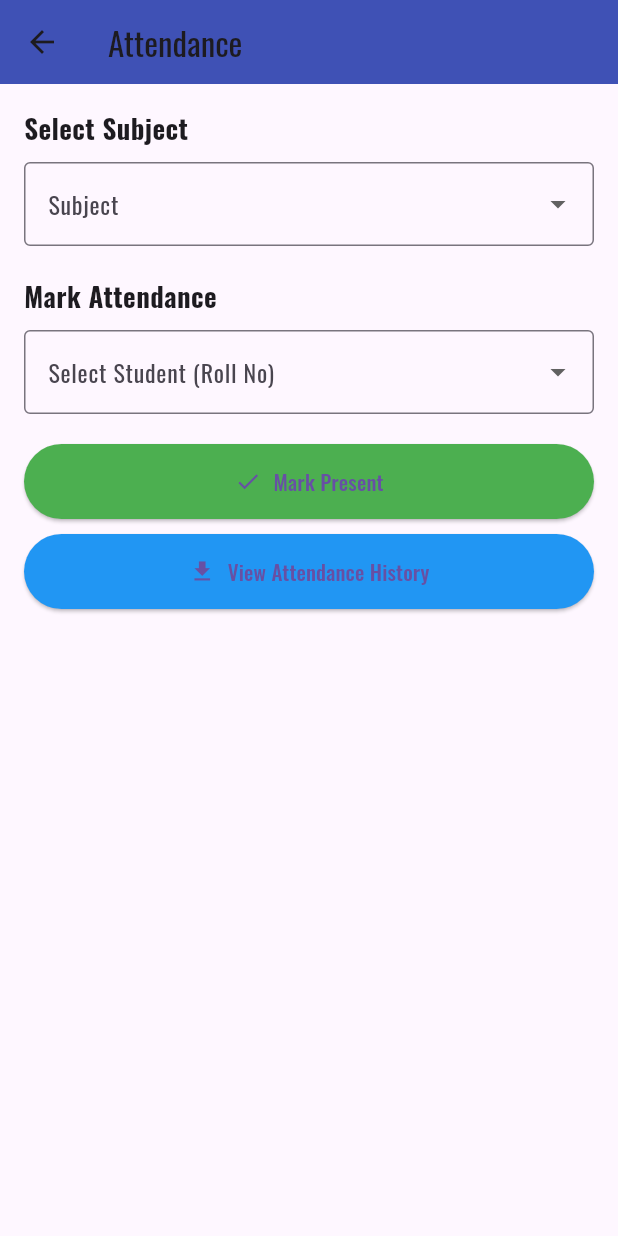
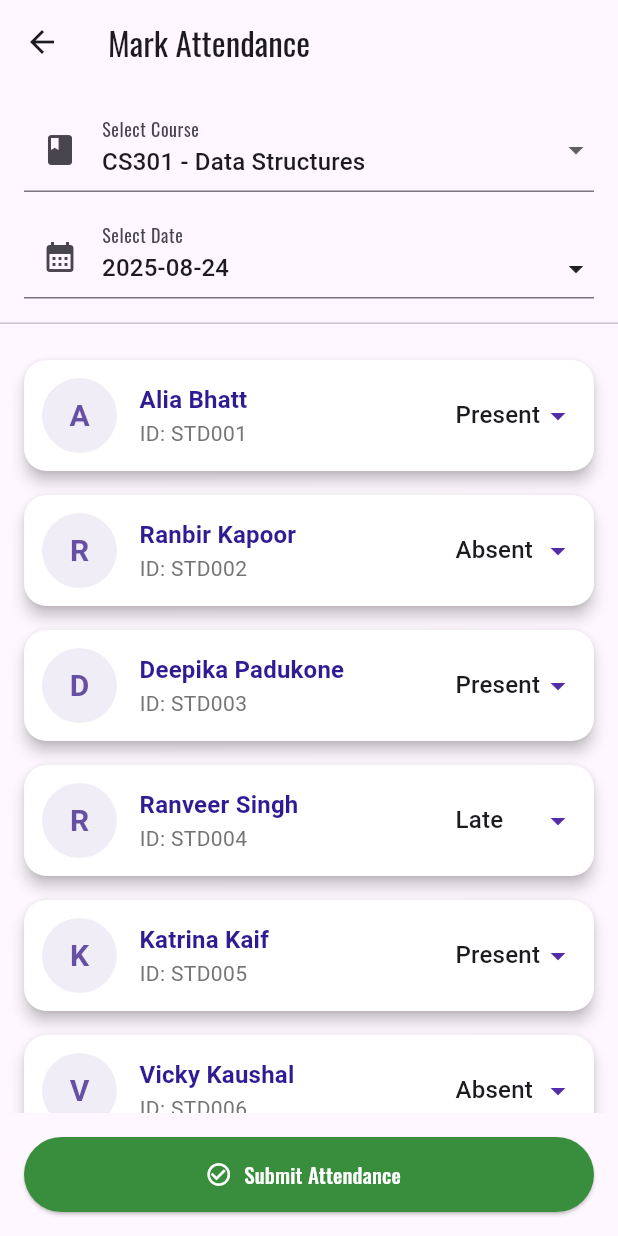
Before and after one commit to AaryanUpadhyayyyy/Paramount--Android-App-for-Educational-Institude, a Flutter app: the AttendancePage screen opened by its route, on a phone screen of 412 x 824 dp. Run offline on Flutter 3.47's test engine with Material 3 defaults, Android fonts, the phone set to English and light mode, and no system bars; Roboto replaces fonts that are missing (Oswald).

Commit message:
Update Attendance.dart

```diff
--- a/lib/Attendance.dart
+++ b/lib/Attendance.dart
@@ -4,153 +4,268 @@ class AttendancePage extends StatefulWidget {
   const AttendancePage({super.key});
 
   @override
-  _AttendancePageState createState() => _AttendancePageState();
+  State<AttendancePage> createState() => _AttendancePageState();
 }
 
 class _AttendancePageState extends State<AttendancePage> {
-  // Dummy data for frontend display
-  final List<String> subjects = ['Math', 'Physics', 'Chemistry'];
-  final List<String> studentNames = ['Rohit Sharma', 'Virat Kohli', 'MS Dhoni'];
-  final List<String> rollNumbers = ['01', '02', '03'];
+  // Dummy data for students, each with an initial attendance status
+  final List<Map<String, dynamic>> _students = [
+    {'id': 'STD001', 'name': 'Alia Bhatt', 'status': 'Present'},
+    {'id': 'STD002', 'name': 'Ranbir Kapoor', 'status': 'Absent'},
+    {'id': 'STD003', 'name': 'Deepika Padukone', 'status': 'Present'},
+    {'id': 'STD004', 'name': 'Ranveer Singh', 'status': 'Late'},
+    {'id': 'STD005', 'name': 'Katrina Kaif', 'status': 'Present'},
+    {'id': 'STD006', 'name': 'Vicky Kaushal', 'status': 'Absent'},
+    {'id': 'STD007', 'name': 'Shah Rukh Khan', 'status': 'Present'},
+    {'id': 'STD008', 'name': 'Salman Khan', 'status': 'Late'},
+  ];
 
-  // Dummy variables to simulate state
-  String? _selectedSubject;
-  String? _selectedSemester;
-  String? _selectedCourse;
-  String? _selectedRollNumber;
+  String _selectedCourse = 'CS301 - Data Structures';
+  final List<String> _courses = [
+    'CS301 - Data Structures',
+    'CS302 - Algorithms',
+    'CS401 - Operating Systems',
+    'CS402 - Database Management',
+  ];
 
-  @override
-  void initState() {
-    super.initState();
-    // No backend initialization needed
-  }
-
-  // This function will now use dummy data
-  Future<void> _fetchAndDisplayAttendance() async {
-    // In a real app, this would fetch data from a database
-    // For now, we are just showing a loading indicator and a message.
-    ScaffoldMessenger.of(context).showSnackBar(
-      const SnackBar(content: Text('Fetching attendance data...')),
-    );
-
-    // Simulate a network delay
-    await Future.delayed(const Duration(seconds: 2));
-
-    ScaffoldMessenger.of(context).showSnackBar(
-      const SnackBar(content: Text('Attendance data loaded!')),
-    );
-  }
-
-  // This function will also use dummy data and not upload anything
-  Future<void> _markAttendance() async {
-    if (_selectedRollNumber == null) {
-      ScaffoldMessenger.of(context).showSnackBar(
-        const SnackBar(content: Text('Please select a student.')),
-      );
-      return;
-    }
-
-    ScaffoldMessenger.of(context).showSnackBar(
-      SnackBar(content: Text('Marking attendance for Roll No: $_selectedRollNumber')),
-    );
-
-    // Simulate a network delay
-    await Future.delayed(const Duration(seconds: 2));
-
-    ScaffoldMessenger.of(context).showSnackBar(
-      const SnackBar(content: Text('Attendance marked successfully!')),
-    );
-  }
+  DateTime _selectedDate = DateTime.now();
 
   @override
   Widget build(BuildContext context) {
     return Scaffold(
       appBar: AppBar(
-        title: const Text('Attendance'),
-        backgroundColor: Colors.indigo,
+        title: const Text('Mark Attendance'),
       ),
-      body: SingleChildScrollView(
+      body: Column(
+        children: [
+          // Course and Date selection
+          _buildCourseAndDateSelector(context),
+          const Divider(height: 1, thickness: 1),
+          // Student list for attendance marking
+          Expanded(
+            child: ListView.builder(
+              padding: const EdgeInsets.all(16.0),
+              itemCount: _students.length,
+              itemBuilder: (context, index) {
+                final student = _students[index];
+                return _buildStudentAttendanceCard(context, student, index);
+              },
+            ),
+          ),
+          // Submit button
+          Padding(
+            padding: const EdgeInsets.all(16.0),
+            child: ElevatedButton.icon(
+              onPressed: () {
+                _submitAttendance(context);
+              },
+              icon: const Icon(Icons.check_circle_outline),
+              label: const Text('Submit Attendance'),
+              style: ElevatedButton.styleFrom(
+                minimumSize: const Size(double.infinity, 50),
+                backgroundColor: Colors.green.shade700,
+                foregroundColor: Colors.white,
+              ),
+            ),
+          ),
+        ],
+      ),
+    );
+  }
+
+  // Course and Date selector UI
+  Widget _buildCourseAndDateSelector(BuildContext context) {
+    return Padding(
       padding: const EdgeInsets.all(16.0),
       child: Column(
-          crossAxisAlignment: CrossAxisAlignment.stretch,
         children: [
-            // Subject Selection
-            const Text(
-              'Select Subject',
-              style: TextStyle(fontSize: 18, fontWeight: FontWeight.bold),
+          // Course Dropdown
+          DropdownButtonFormField<String>(
+            value: _selectedCourse,
+            decoration: const InputDecoration(
+              labelText: 'Select Course',
+              prefixIcon: Icon(Icons.book),
             ),
-            const SizedBox(height: 10),
-            DropdownButtonFormField<String>(
-              value: _selectedSubject,
-              decoration: const InputDecoration(
-                border: OutlineInputBorder(),
-                labelText: 'Subject',
-              ),
-              items: subjects.map((String subject) {
+            items: _courses.map((String course) {
               return DropdownMenuItem<String>(
-                  value: subject,
-                  child: Text(subject),
+                value: course,
+                child: Text(course, style: const TextStyle(fontFamily: 'Oswald')),
               );
             }).toList(),
             onChanged: (String? newValue) {
+              if (newValue != null) {
                 setState(() {
-                  _selectedSubject = newValue;
+                  _selectedCourse = newValue;
                 });
+              }
             },
           ),
+          const SizedBox(height: 15),
+          // Date Picker
+          InkWell(
+            onTap: () => _selectDate(context),
+            child: InputDecorator(
+              decoration: const InputDecoration(
+                labelText: 'Select Date',
+                prefixIcon: Icon(Icons.calendar_month),
+              ),
+              child: Row(
+                mainAxisAlignment: MainAxisAlignment.spaceBetween,
+                children: [
+                  Text(
+                    '${_selectedDate.toLocal()}'.split(' ')[0], // Date format
+                    style: Theme.of(context).textTheme.titleMedium?.copyWith(fontFamily: 'Oswald'),
+                  ),
+                  const Icon(Icons.arrow_drop_down),
+                ],
+              ),
+            ),
+          ),
+        ],
+      ),
+    );
+  }
 
-            const SizedBox(height: 20),
+  // Date picker function
+  Future<void> _selectDate(BuildContext context) async {
+    final DateTime? picked = await showDatePicker(
+      context: context,
+      initialDate: _selectedDate,
+      firstDate: DateTime(2000),
+      lastDate: DateTime(2101),
+      builder: (context, child) {
+        return Theme(
+          data: ThemeData.light().copyWith(
+            colorScheme: ColorScheme.light(
+              primary: Theme.of(context).primaryColor, // Header background color
+              onPrimary: Colors.white, // Header text color
+              onSurface: Colors.black, // Body text color
+            ),
+            textButtonTheme: TextButtonThemeData(
+              style: TextButton.styleFrom(
+                foregroundColor: Theme.of(context).primaryColor, // Button text color
+              ),
+            ),
+          ),
+          child: child!,
+        );
+      },
+    );
+    if (picked != null && picked != _selectedDate) {
+      setState(() {
+        _selectedDate = picked;
+      });
+    }
+  }
 
-            // Student and Roll Number Selection (Combined for simplicity)
-            const Text(
-              'Mark Attendance',
-              style: TextStyle(fontSize: 18, fontWeight: FontWeight.bold),
+  // Individual student attendance card
+  Widget _buildStudentAttendanceCard(BuildContext context, Map<String, dynamic> student, int index) {
+    return Card(
+      margin: const EdgeInsets.symmetric(vertical: 8.0),
+      elevation: 4,
+      color: Colors.white,
+      shape: RoundedRectangleBorder(borderRadius: BorderRadius.circular(15)),
+      child: Padding(
+        padding: const EdgeInsets.all(12.0),
+        child: Row(
+          children: [
+            CircleAvatar(
+              radius: 25,
+              backgroundColor: Theme.of(context).primaryColor.withOpacity(0.1),
+              child: Text(
+                student['name'][0], // Student ke naam ka pehla letter
+                style: TextStyle(
+                  color: Theme.of(context).primaryColor,
+                  fontWeight: FontWeight.bold,
+                  fontSize: 20,
+                  fontFamily: 'Oswald',
                 ),
-            const SizedBox(height: 10),
-            DropdownButtonFormField<String>(
-              value: _selectedRollNumber,
-              decoration: const InputDecoration(
-                border: OutlineInputBorder(),
-                labelText: 'Select Student (Roll No)',
               ),
-              items: rollNumbers.map((String rollNo) {
+            ),
+            const SizedBox(width: 15),
+            Expanded(
+              child: Column(
+                crossAxisAlignment: CrossAxisAlignment.start,
+                children: [
+                  Text(
+                    student['name'],
+                    style: Theme.of(context).textTheme.titleMedium?.copyWith(
+                      fontWeight: FontWeight.bold,
+                      color: Colors.deepPurple.shade900,
+                      fontFamily: 'Oswald',
+                    ),
+                  ),
+                  Text(
+                    'ID: ${student['id']}',
+                    style: TextStyle(fontSize: 14, color: Colors.grey.shade600, fontFamily: 'Oswald'),
+                  ),
+                ],
+              ),
+            ),
+            // Radio buttons for attendance status
+            DropdownButton<String>(
+              value: _students[index]['status'],
+              items: <String>['Present', 'Absent', 'Late'].map((String value) {
                 return DropdownMenuItem<String>(
-                  value: rollNo,
-                  child: Text('Roll No: $rollNo'),
+                  value: value,
+                  child: Text(value, style: const TextStyle(fontFamily: 'Oswald')),
                 );
               }).toList(),
               onChanged: (String? newValue) {
+                if (newValue != null) {
                   setState(() {
-                  _selectedRollNumber = newValue;
+                    _students[index]['status'] = newValue;
                   });
+                }
               },
-            ),
-
-            const SizedBox(height: 20),
-
-            // Buttons
-            ElevatedButton.icon(
-              onPressed: _markAttendance,
-              icon: const Icon(Icons.check),
-              label: const Text('Mark Present'),
-              style: ElevatedButton.styleFrom(
-                backgroundColor: Colors.green,
-                padding: const EdgeInsets.symmetric(vertical: 15),
-              ),
-            ),
-            const SizedBox(height: 10),
-            ElevatedButton.icon(
-              onPressed: _fetchAndDisplayAttendance,
-              icon: const Icon(Icons.download),
-              label: const Text('View Attendance History'),
-              style: ElevatedButton.styleFrom(
-                backgroundColor: Colors.blue,
-                padding: const EdgeInsets.symmetric(vertical: 15),
-              ),
+              underline: Container(), // Remove default underline
+              icon: Icon(Icons.arrow_drop_down, color: Colors.deepPurple.shade700),
             ),
           ],
         ),
       ),
     );
   }
+
+  // Attendance submit logic
+  void _submitAttendance(BuildContext context) {
+    List<Map<String, dynamic>> finalAttendance = [];
+    for (var student in _students) {
+      finalAttendance.add({
+        'studentId': student['id'],
+        'studentName': student['name'],
+        'status': student['status'],
+        'course': _selectedCourse,
+        'date': '${_selectedDate.toLocal()}'.split(' ')[0],
+      });
     }
+    // Yahan par aap finalAttendance list ko backend mein save kar sakte hain
+    // For now, hum bas ek confirmation message dikhayenge
+    _showMessage(
+      context,
+      'Attendance for $_selectedCourse on ${_selectedDate.toLocal().toString().split(' ')[0]} submitted successfully!',
+    );
+    debugPrint('Submitted Attendance: $finalAttendance');
+  }
+
+  // Generic message dialog
+  void _showMessage(BuildContext context, String message) {
+    showDialog(
+      context: context,
+      builder: (BuildContext dialogContext) {
+        return AlertDialog(
+          title: const Text('Information', style: TextStyle(fontFamily: 'Oswald')),
+          content: Text(message, style: const TextStyle(fontFamily: 'Oswald')),
+          actions: <Widget>[
+            TextButton(
+              child: Text('OK', style: TextStyle(color: Theme.of(dialogContext).primaryColor, fontFamily: 'Oswald')),
+              onPressed: () {
+                Navigator.of(dialogContext).pop();
+              },
+            ),
+          ],
+        );
+      },
+    );
+  }
+}
```
Lines whose indentation alone changed are shown as unchanged.
